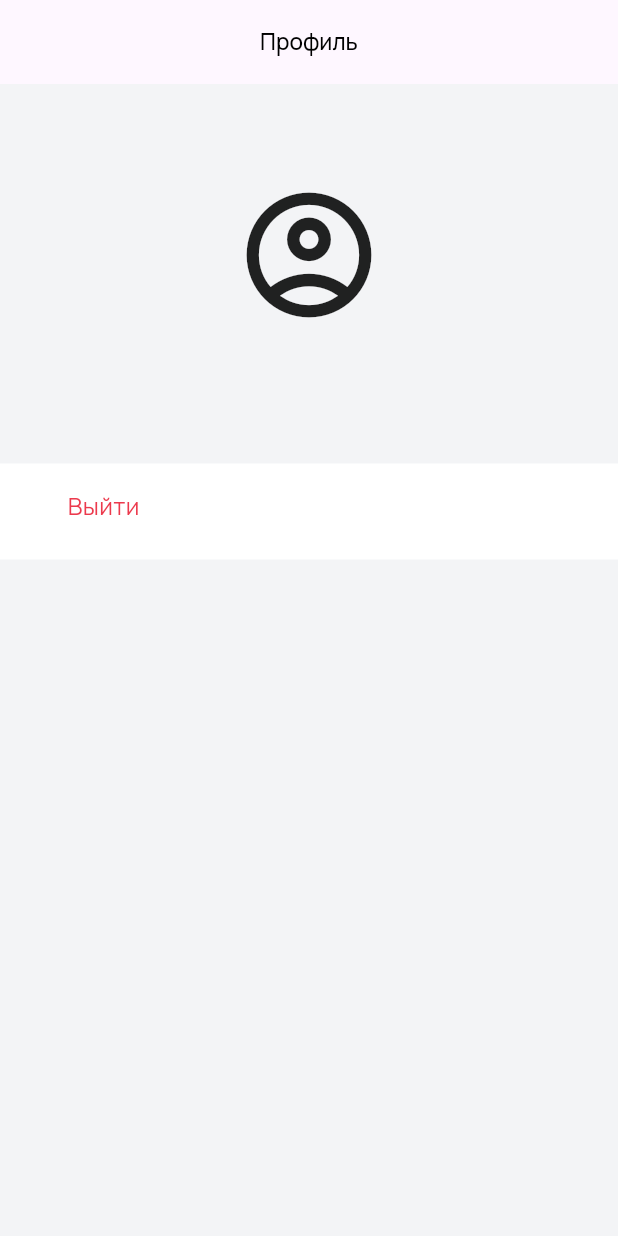
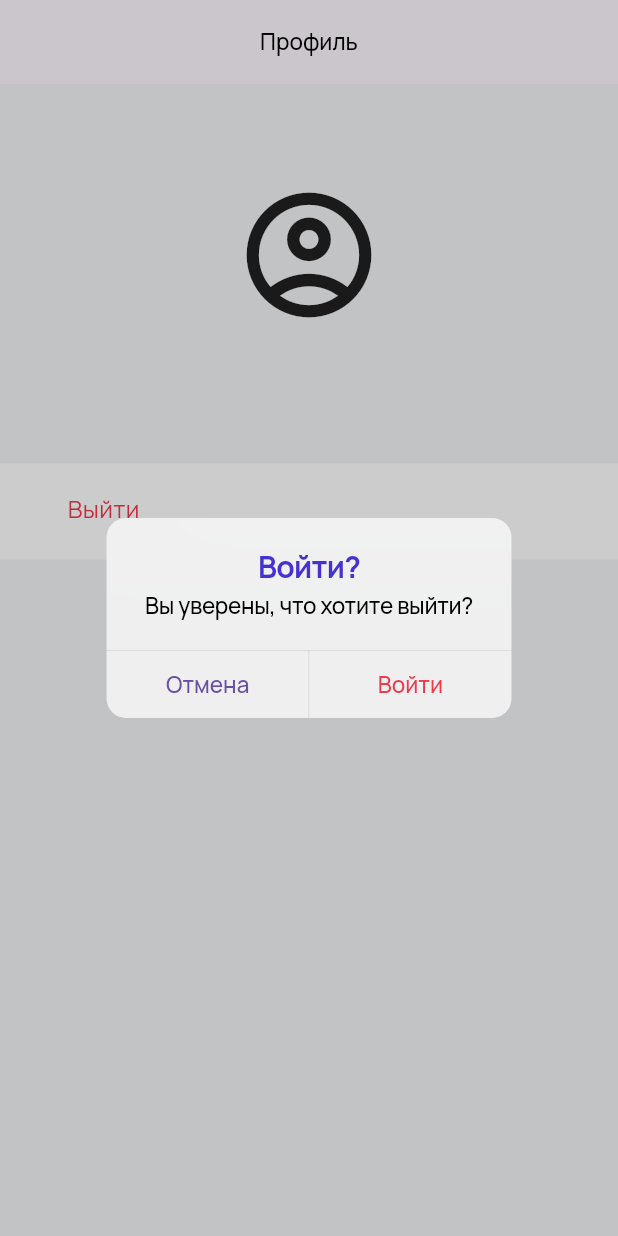
Before and after one commit to muxtorovinomjon0227/TestApp, a Flutter app: the UserProfile screen opened directly, after a tap on "Выйти", on a phone screen of 412 x 824 dp. Run offline on Flutter 3.47's test engine with Material 3 defaults, Android fonts, the phone set to English and light mode, and no system bars; our stand-ins replace bloc, dio, equatable, flutter_bloc, google_fonts, hive_flutter; accounts and stored records are empty.

Commit message:
The application is complete

```diff
--- a/lib/main.dart
+++ b/lib/main.dart
@@ -12,7 +12,7 @@ Future<void> main() async {
     statusBarIconBrightness: Brightness.light,
   ));
   await Hive.initFlutter();
-  await Hive.openBox('TestApp'); //  TODO: Hivedan foydalanish
+  await Hive.openBox('TestAppBox'); //  TODO: Hivedan foydalanish
   runApp(const MyApp());
 }
 
--- a/lib/service/repositorys/auth_repo/user_repo.dart
+++ b/lib/service/repositorys/auth_repo/user_repo.dart
@@ -1,6 +1,6 @@
 import 'dart:io';
 import 'package:dio/dio.dart';
-import 'package:test_app/src/utils/app_utils.dart';
+import 'package:test_app/src/utils/app_utils/app_utils.dart';
 import '../../../app_models/user_model/user_model.dart';
 import '../../../src/constants/api_constants/api_const.dart';
 
--- a/lib/src/constants/app_const/app_text_const.dart
+++ b/lib/src/constants/app_const/app_text_const.dart
@@ -1,6 +1,6 @@
 class TextConst {
   static String authorization = "Авторизация";
-  static String comeApp = "Войти";
+  static String logOut = "Войти";
   static String profileText = "Профиль";
   static String exitText = "Выйти";
   static String slowText = "Лента";
@@ -16,4 +16,6 @@ class TextConst {
   static String toRetry = "Повторить попытку";
   static String unsuccessful = "Unsuccessful";
   static String ok = "OK";
+  static String logOutContent = "Вы уверены, что хотите выйти?";
+  static String cancel = "Отмена";
 }
--- a/lib/src/constants/app_const/font_and_size_const.dart
+++ b/lib/src/constants/app_const/font_and_size_const.dart
@@ -2,6 +2,7 @@ import 'package:flutter/material.dart';
 
 class SizeConst {
   static const double kExtraSmallFont8 = 8.0;
+  static const double kExtraSmallFont10 = 10.0;
   static const double kSmallFont15 = 15.0;
   static const double kMediumFont16 = 16.0;
   static const double kLargeFont20 = 20.0;
--- a/lib/src/utils/app_utils.dart
+++ /dev/null
@@ -1,70 +0,0 @@
-import 'package:flutter/cupertino.dart';
-import 'package:flutter/material.dart';
-import 'package:google_fonts/google_fonts.dart';
-import 'package:test_app/app_models/user_model/user_model.dart';
-import '../constants/app_const/app_text_const.dart';
-import '../constants/app_const/colors_const.dart';
-import '../constants/app_const/font_and_size_const.dart';
-
-
-class AppUtils {
-  static  Widget buttonLoader = const SizedBox(
-    width: 30,
-    height: 30,
-    child: CircularProgressIndicator(
-      strokeWidth: 3,
-      color: ColorConst.whiteColor,
-    ),
-  );
-  static  Widget buttonLoaderColor = const SizedBox(
-    width: 30,
-    height: 30,
-    child: CircularProgressIndicator(
-      strokeWidth: 3,
-      color: ColorConst.appButtonColor,
-    ),
-  );
-
-  static void showSnackBar(BuildContext context, String message) {
-    final snackdemo = SnackBar(
-      content:
-      Center(child: Text(message,
-        style: GoogleFonts.manrope(
-          textStyle: Theme.of(context).textTheme.bodyMedium,
-          color: ColorConst.whiteColor,
-          fontSize: SizeConst.kMediumFont16),
-        textAlign: TextAlign.center,
-      ),),
-      backgroundColor: ColorConst.appButtonColor,
-      elevation: 30,
-      behavior: SnackBarBehavior.floating,
-      margin: const EdgeInsets.all(50),
-      duration: const Duration(milliseconds: 600),
-      shape: const StadiumBorder(),
-    );
-    ScaffoldMessenger.of(context).showSnackBar(snackdemo);
-  }
-
-
-  static errorDialog(BuildContext context, String message){
-    showCupertinoDialog(
-      context: context,
-      builder: (BuildContext context) {
-        return CupertinoAlertDialog(
-          title: Text(TextConst.unsuccessful),
-          content: Text(message),
-          actions: [
-            CupertinoDialogAction(
-              onPressed: () {
-                Navigator.of(context).pop();
-              },
-              child: Text(TextConst.ok),
-            ),
-          ],
-        );
-      },
-    );
-  }
-
-  static UserModel userModel = UserModel();
-}
--- /dev/null
+++ b/lib/src/utils/app_utils/app_utils.dart
@@ -0,0 +1,100 @@
+import 'package:flutter/cupertino.dart';
+import 'package:flutter/material.dart';
+import 'package:google_fonts/google_fonts.dart';
+import 'package:test_app/app_models/user_model/user_model.dart';
+import 'package:test_app/src/widgets/app_text_widgets/big_text.dart';
+import 'package:test_app/src/widgets/app_text_widgets/small_text.dart';
+import '../../../service/routes/routes_name.dart';
+import '../../constants/app_const/app_text_const.dart';
+import '../../constants/app_const/colors_const.dart';
+import '../../constants/app_const/font_and_size_const.dart';
+import '../hive_utils/hive_utils.dart';
+
+class AppUtils {
+  static Widget buttonLoader = const CupertinoActivityIndicator(
+    radius: 20,
+    color: ColorConst.whiteColor,
+  );
+  static Widget buttonLoaderColor = const CupertinoActivityIndicator(
+    radius: 30,
+    color: ColorConst.appButtonColor,
+  );
+
+  static void showSnackBar(BuildContext context, String message) {
+    final snackdemo = SnackBar(
+      content: Center(
+        child: Text(
+          message,
+          style: GoogleFonts.manrope(
+              textStyle: Theme.of(context).textTheme.bodyMedium,
+              color: ColorConst.whiteColor,
+              fontSize: SizeConst.kMediumFont16),
+          textAlign: TextAlign.center,
+        ),
+      ),
+      backgroundColor: ColorConst.appButtonColor,
+      elevation: 30,
+      behavior: SnackBarBehavior.floating,
+      margin: const EdgeInsets.all(50),
+      duration: const Duration(milliseconds: 600),
+      shape: const StadiumBorder(),
+    );
+    ScaffoldMessenger.of(context).showSnackBar(snackdemo);
+  }
+
+  static errorDialog(BuildContext context, String message) {
+    showCupertinoDialog(
+      context: context,
+      builder: (BuildContext context) {
+        return CupertinoAlertDialog(
+          title: BigText(
+              text: TextConst.unsuccessful,
+              fontWidget: WeightsConst.kMediumWeight700,
+              color: ColorConst.appButtonColor),
+          content: SmallText(text: message),
+          actions: [
+            CupertinoDialogAction(
+              onPressed: () {
+                Navigator.of(context).pop();
+              },
+              child: SmallText(text: TextConst.ok),
+            ),
+          ],
+        );
+      },
+    );
+  }
+
+  static logOutDialog(BuildContext ctxFromPage) {
+    showCupertinoDialog(
+      context: ctxFromPage,
+      builder: (BuildContext context) => CupertinoAlertDialog(
+        title: BigText(
+            text: "${TextConst.logOut}?",
+            fontWidget: WeightsConst.kMediumWeight700,
+            color: ColorConst.appButtonColor),
+        content: SmallText(text: TextConst.logOutContent),
+        actions: [
+          CupertinoDialogAction(
+            child: SmallText(text: TextConst.cancel),
+            onPressed: () {
+              Navigator.pop(context);
+            },
+          ),
+          CupertinoDialogAction(
+            child: SmallText(
+                text: TextConst.logOut, color: ColorConst.appRedColor),
+            onPressed: () {
+              Navigator.pushReplacementNamed(ctxFromPage, MainRoutes.AuthPage);
+              Navigator.pop(context);
+              HiveUtils.box.delete(HiveUtils.isRegisterdKey);
+              HiveUtils.box.delete(HiveUtils.userModelKey);
+            },
+          ),
+        ],
+      ),
+    );
+  }
+
+  static UserModel userModel = UserModel();
+}
--- /dev/null
+++ b/lib/src/utils/hive_utils/hive_utils.dart
@@ -0,0 +1,22 @@
+import 'dart:convert';
+import 'package:hive_flutter/adapters.dart';
+import 'package:test_app/app_models/user_model/user_model.dart';
+import 'package:test_app/src/utils/app_utils/app_utils.dart';
+
+class HiveUtils {
+  static final box = Hive.box('TestAppBox');
+
+  static String isRegisterdKey = "IS_REGISTERD_KEY";
+  static String userModelKey = "USER_MODEL_KEY";
+
+
+  static void setUserModel(UserModel userModel){
+    String encodedUserModel = json.encode(userModel);
+    box.put(userModelKey, encodedUserModel);
+  }
+ static Future<void> getUserModel() async {
+   String encodedUserModel = await box.get(userModelKey);
+      dynamic decodeUserModel = json.decode(encodedUserModel);
+    AppUtils.userModel =  UserModel.fromJson(decodeUserModel);
+  }
+}
--- a/lib/src/widgets/custom_button/custom_button.dart
+++ b/lib/src/widgets/custom_button/custom_button.dart
@@ -1,7 +1,7 @@
 import 'package:flutter/material.dart';
 import '../../constants/app_const/colors_const.dart';
 import '../../constants/app_const/font_and_size_const.dart';
-import '../../utils/app_utils.dart';
+import '../../utils/app_utils/app_utils.dart';
 import '../app_text_widgets/big_text.dart';
 
 //ignore: must_be_immutable
--- a/lib/src/widgets/exception_view/exception_view.dart
+++ b/lib/src/widgets/exception_view/exception_view.dart
@@ -1,6 +1,5 @@
 import 'package:flutter/cupertino.dart';
 import 'package:test_app/src/widgets/app_text_widgets/small_text.dart';
-
 import '../../constants/app_const/app_text_const.dart';
 import '../custom_button/custom_button.dart';
 
--- a/lib/views/card_view/card_view.dart
+++ b/lib/views/card_view/card_view.dart
@@ -1,5 +1,4 @@
 import 'package:flutter/material.dart';
-
 import '../../src/constants/app_const/app_text_const.dart';
 import '../../src/constants/app_const/colors_const.dart';
 import '../../src/widgets/app_text_widgets/small_text.dart';
--- a/lib/views/favorites_view/favorites_page.dart
+++ b/lib/views/favorites_view/favorites_page.dart
@@ -1,5 +1,4 @@
 import 'package:flutter/material.dart';
-
 import '../../src/constants/app_const/app_text_const.dart';
 import '../../src/constants/app_const/colors_const.dart';
 import '../../src/widgets/app_text_widgets/small_text.dart';
--- a/lib/views/profile_view/profile_page.dart
+++ b/lib/views/profile_view/profile_page.dart
@@ -1,9 +1,8 @@
 import 'package:flutter/material.dart';
-import 'package:test_app/service/routes/routes_name.dart';
 import 'package:test_app/src/constants/app_const/app_text_const.dart';
 import 'package:test_app/src/constants/app_const/colors_const.dart';
 import 'package:test_app/src/controllers/stream_controller.dart';
-import 'package:test_app/src/utils/app_utils.dart';
+import 'package:test_app/src/utils/app_utils/app_utils.dart';
 import 'package:test_app/src/widgets/app_text_widgets/big_text.dart';
 import '../../src/constants/app_const/font_and_size_const.dart';
 import '../../src/widgets/app_text_widgets/small_text.dart';
@@ -40,20 +39,20 @@ class UserProfile extends StatelessWidget {
         const SizedBox(height: 20),
         GestureDetector(
           onTap: (){
-            Navigator.pushReplacementNamed(context, MainRoutes.AuthPage);
+            AppUtils.logOutDialog(context);
           },
           child:  Container(
               color: ColorConst.whiteColor,
               width: double.infinity,
               height: 64,
               child:  Padding(
-                padding: const EdgeInsets.only(left: 45, top: 16),
+                padding: const EdgeInsets.only(left: 45, top: 18),
                 child: SmallText(text: TextConst.exitText,color: ColorConst.appRedColor,
                     fontWidget: WeightsConst.kSmallWeight400,
                     size: SizeConst.kMediumFont16),
               )
           ),
-        )
+        ),
       ],
     );
   }
```
Also changed, not shown: lib/service/routes/app_routes.dart (+13 -6 lines), lib/views/auth_view/auth_page.dart (+7 -4 lines), lib/views/main_view/main_page.dart (+11 -2 lines).
